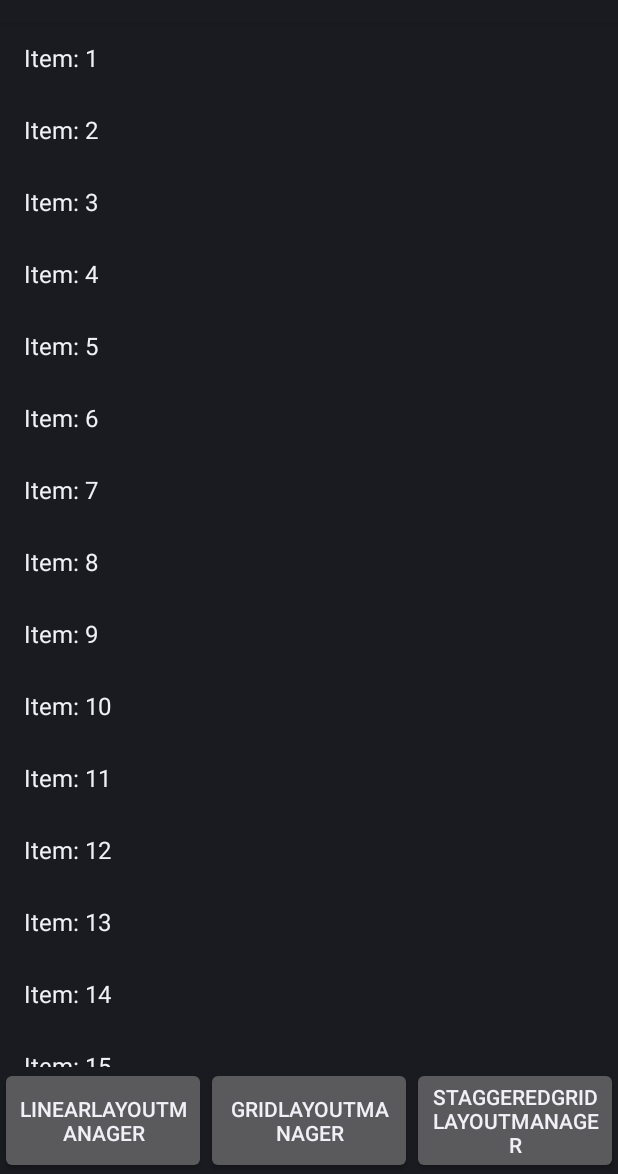
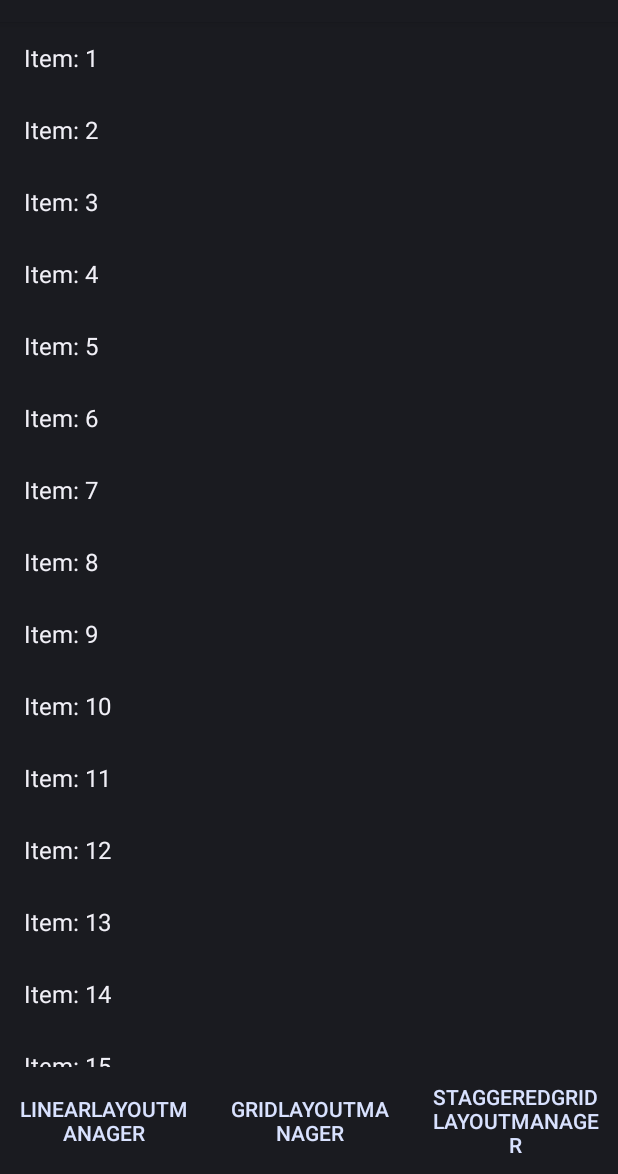
Before and after one commit to yasevich/endless-recycler-view, an Android app: the screen it shows after launch (MainActivity), on a phone screen of 412 x 824 dp, the part 62-1236 px from its top. Run offline under Robolectric (Android 15) with nearby library versions, the phone set to English and light mode, and no system bars.

Commit message:
Replace support library with androidx

```diff
--- a/app/src/main/java/com/github/yasevich/endlessrecyclerview/sample/MainActivity.java
+++ b/app/src/main/java/com/github/yasevich/endlessrecyclerview/sample/MainActivity.java
@@ -1,5 +1,5 @@
 /*
- * Copyright 2015 Slava Yasevich
+ * Copyright 2018 Slava Yasevich
  *
  * Licensed under the Apache License, Version 2.0 (the "License");
  * you may not use this file except in compliance with the License.
@@ -19,17 +19,18 @@ package com.github.yasevich.endlessrecyclerview.sample;
 import android.app.Activity;
 import android.os.Bundle;
 import android.os.Handler;
-import android.support.annotation.NonNull;
-import android.support.v7.widget.GridLayoutManager;
-import android.support.v7.widget.LinearLayoutManager;
-import android.support.v7.widget.RecyclerView;
-import android.support.v7.widget.StaggeredGridLayoutManager;
 import android.view.LayoutInflater;
 import android.view.View;
 import android.view.ViewGroup;
 import android.widget.TextView;
 
 import com.github.yasevich.endlessrecyclerview.EndlessRecyclerView;
+
+import androidx.annotation.NonNull;
+import androidx.recyclerview.widget.GridLayoutManager;
+import androidx.recyclerview.widget.LinearLayoutManager;
+import androidx.recyclerview.widget.RecyclerView;
+import androidx.recyclerview.widget.StaggeredGridLayoutManager;
 
 /**
  * @author Slava Yasevich
@@ -51,7 +52,7 @@ public final class MainActivity extends Activity implements EndlessRecyclerView.
         super.onCreate(savedInstanceState);
         setContentView(R.layout.activity_main);
 
-        list = (EndlessRecyclerView) findViewById(android.R.id.list);
+        list = findViewById(android.R.id.list);
         list.setLayoutManager(new LinearLayoutManager(this));
         list.setProgressView(R.layout.item_progress);
         list.setAdapter(adapter);
@@ -126,7 +127,7 @@ public final class MainActivity extends Activity implements EndlessRecyclerView.
         private int count;
 
         @Override
-        public ViewHolder onCreateViewHolder(ViewGroup parent, int viewType) {
+        public ViewHolder onCreateViewHolder(@NonNull ViewGroup parent, int viewType) {
             return new ViewHolder(LayoutInflater.from(parent.getContext()), parent);
         }
 
@@ -140,7 +141,7 @@ public final class MainActivity extends Activity implements EndlessRecyclerView.
             return count;
         }
 
-        public void setCount(int count) {
+        void setCount(int count) {
             this.count = count;
             notifyDataSetChanged();
         }
@@ -150,9 +151,9 @@ public final class MainActivity extends Activity implements EndlessRecyclerView.
 
         public final TextView text;
 
-        public ViewHolder(LayoutInflater inflater, ViewGroup parent) {
+        ViewHolder(LayoutInflater inflater, ViewGroup parent) {
             super(inflater.inflate(android.R.layout.simple_list_item_1, parent, false));
-            text = (TextView) itemView.findViewById(android.R.id.text1);
+            text = itemView.findViewById(android.R.id.text1);
         }
     }
 }
--- a/app/src/main/res/layout/activity_main.xml
+++ b/app/src/main/res/layout/activity_main.xml
@@ -1,6 +1,6 @@
 <?xml version="1.0" encoding="utf-8"?>
 <!--
-  ~ Copyright 2015 Slava Yasevich
+  ~ Copyright 2018 Slava Yasevich
   ~
   ~ Licensed under the Apache License, Version 2.0 (the "License");
   ~ you may not use this file except in compliance with the License.
@@ -30,11 +30,13 @@
         android:layout_weight="1"/>
 
     <LinearLayout
+        style="?android:attr/buttonBarStyle"
         android:layout_width="match_parent"
         android:layout_height="wrap_content"
         android:orientation="horizontal">
 
         <Button
+            style="?android:attr/buttonBarButtonStyle"
             android:id="@android:id/button1"
             android:layout_width="match_parent"
             android:layout_height="match_parent"
@@ -43,6 +45,7 @@
             tools:ignore="HardcodedText" />
 
         <Button
+            style="?android:attr/buttonBarButtonStyle"
             android:id="@android:id/button2"
             android:layout_width="match_parent"
             android:layout_height="match_parent"
@@ -51,6 +54,7 @@
             tools:ignore="HardcodedText"/>
 
         <Button
+            style="?android:attr/buttonBarButtonStyle"
             android:id="@android:id/button3"
             android:layout_width="match_parent"
             android:layout_height="match_parent"
--- a/app/src/main/res/layout/item_progress.xml
+++ b/app/src/main/res/layout/item_progress.xml
@@ -1,6 +1,6 @@
 <?xml version="1.0" encoding="utf-8"?>
 <!--
-  ~ Copyright 2015 Slava Yasevich
+  ~ Copyright 2018 Slava Yasevich
   ~
   ~ Licensed under the Apache License, Version 2.0 (the "License");
   ~ you may not use this file except in compliance with the License.
--- a/app/src/main/res/values/strings.xml
+++ b/app/src/main/res/values/strings.xml
@@ -1,5 +1,5 @@
 <!--
-  ~ Copyright 2015 Slava Yasevich
+  ~ Copyright 2018 Slava Yasevich
   ~
   ~ Licensed under the Apache License, Version 2.0 (the "License");
   ~ you may not use this file except in compliance with the License.
--- a/library/src/main/java/com/github/yasevich/endlessrecyclerview/EndlessRecyclerView.java
+++ b/library/src/main/java/com/github/yasevich/endlessrecyclerview/EndlessRecyclerView.java
@@ -1,5 +1,5 @@
 /*
- * Copyright 2015 Slava Yasevich
+ * Copyright 2018 Slava Yasevich
  *
  * Licensed under the Apache License, Version 2.0 (the "License");
  * you may not use this file except in compliance with the License.
@@ -18,15 +18,16 @@ package com.github.yasevich.endlessrecyclerview;
 
 import android.content.Context;
 import android.os.Handler;
-import android.support.annotation.NonNull;
-import android.support.annotation.Nullable;
-import android.support.v7.widget.LinearLayoutManager;
-import android.support.v7.widget.RecyclerView;
-import android.support.v7.widget.StaggeredGridLayoutManager;
 import android.util.AttributeSet;
 import android.view.LayoutInflater;
 import android.view.View;
 import android.view.ViewGroup;
+
+import androidx.annotation.NonNull;
+import androidx.annotation.Nullable;
+import androidx.recyclerview.widget.LinearLayoutManager;
+import androidx.recyclerview.widget.RecyclerView;
+import androidx.recyclerview.widget.StaggeredGridLayoutManager;
 
 /**
  * {@code EndlessRecyclerView} lets you load new pages when a user scrolls down to the bottom of a
@@ -194,7 +195,7 @@ public final class EndlessRecyclerView extends RecyclerView {
         @NonNull
         private final LayoutManagerResolver resolver;
 
-        public LayoutManagerWrapper(@NonNull LayoutManager layoutManager) {
+        LayoutManagerWrapper(@NonNull LayoutManager layoutManager) {
             this.layoutManager = layoutManager;
             this.resolver = getResolver(layoutManager);
         }
@@ -229,7 +230,7 @@ public final class EndlessRecyclerView extends RecyclerView {
             }
         }
 
-        public int findLastVisibleItemPosition() {
+        int findLastVisibleItemPosition() {
             return resolver.findLastVisibleItemPosition(layoutManager);
         }
 
@@ -244,7 +245,7 @@ public final class EndlessRecyclerView extends RecyclerView {
 
         private int threshold = 1;
 
-        public EndlessScrollListener(Pager pager) {
+        EndlessScrollListener(Pager pager) {
             if (pager == null) {
                 throw new NullPointerException("pager is null");
             }
@@ -252,9 +253,12 @@ public final class EndlessRecyclerView extends RecyclerView {
         }
 
         @Override
-        public void onScrolled(RecyclerView recyclerView, int dx, int dy) {
-            int lastVisibleItemPosition = layoutManagerWrapper.findLastVisibleItemPosition();
-            int lastItemPosition = getAdapter().getItemCount();
+        public void onScrolled(@NonNull RecyclerView recyclerView, int dx, int dy) {
+            final Adapter adapter = getAdapter();
+            if (adapter == null) return;
+
+            final int lastVisibleItemPosition = layoutManagerWrapper.findLastVisibleItemPosition();
+            final int lastItemPosition = adapter.getItemCount();
 
             if (pager.shouldLoad() && lastItemPosition - lastVisibleItemPosition <= threshold) {
                 setRefreshing(true);
@@ -262,7 +266,7 @@ public final class EndlessRecyclerView extends RecyclerView {
             }
         }
 
-        public void setThreshold(int threshold) {
+        void setThreshold(int threshold) {
             if (threshold <= 0) {
                 throw new IllegalArgumentException("illegal threshold: " + threshold);
             }
@@ -278,7 +282,7 @@ public final class EndlessRecyclerView extends RecyclerView {
 
         private ProgressViewHolder progressViewHolder;
 
-        public AdapterWrapper(Adapter<ViewHolder> adapter) {
+        AdapterWrapper(Adapter<ViewHolder> adapter) {
             if (adapter == null) {
                 throw new NullPointerException("adapter is null");
             }
@@ -303,37 +307,38 @@ public final class EndlessRecyclerView extends RecyclerView {
         }
 
         @Override
-        public void onAttachedToRecyclerView(RecyclerView recyclerView) {
+        public void onAttachedToRecyclerView(@NonNull RecyclerView recyclerView) {
             super.onAttachedToRecyclerView(recyclerView);
             adapter.onAttachedToRecyclerView(recyclerView);
         }
 
         @Override
-        public void onBindViewHolder(ViewHolder holder, int position) {
+        public void onBindViewHolder(@NonNull ViewHolder holder, int position) {
             if (position < adapter.getItemCount()) {
                 adapter.onBindViewHolder(holder, position);
             }
         }
 
+        @NonNull
         @Override
-        public ViewHolder onCreateViewHolder(ViewGroup parent, int viewType) {
+        public ViewHolder onCreateViewHolder(@NonNull ViewGroup parent, int viewType) {
             return viewType == PROGRESS_VIEW_TYPE ? progressViewHolder = new ProgressViewHolder() :
                     adapter.onCreateViewHolder(parent, viewType);
         }
 
         @Override
-        public void onDetachedFromRecyclerView(RecyclerView recyclerView) {
+        public void onDetachedFromRecyclerView(@NonNull RecyclerView recyclerView) {
             super.onDetachedFromRecyclerView(recyclerView);
             adapter.onDetachedFromRecyclerView(recyclerView);
         }
 
         @Override
-        public boolean onFailedToRecycleView(ViewHolder holder) {
+        public boolean onFailedToRecycleView(@NonNull ViewHolder holder) {
             return holder == progressViewHolder || adapter.onFailedToRecycleView(holder);
         }
 
         @Override
-        public void onViewAttachedToWindow(ViewHolder holder) {
+        public void onViewAttachedToWindow(@NonNull ViewHolder holder) {
             if (holder == progressViewHolder) {
                 return;
             }
@@ -341,7 +346,7 @@ public final class EndlessRecyclerView extends RecyclerView {
         }
 
         @Override
-        public void onViewDetachedFromWindow(ViewHolder holder) {
+        public void onViewDetachedFromWindow(@NonNull ViewHolder holder) {
             if (holder == progressViewHolder) {
                 return;
             }
@@ -349,7 +354,7 @@ public final class EndlessRecyclerView extends RecyclerView {
         }
 
         @Override
-        public void onViewRecycled(ViewHolder holder) {
+        public void onViewRecycled(@NonNull ViewHolder holder) {
             if (holder == progressViewHolder) {
                 return;
             }
@@ -357,23 +362,23 @@ public final class EndlessRecyclerView extends RecyclerView {
         }
 
         @Override
-        public void registerAdapterDataObserver(AdapterDataObserver observer) {
+        public void registerAdapterDataObserver(@NonNull AdapterDataObserver observer) {
             super.registerAdapterDataObserver(observer);
             adapter.registerAdapterDataObserver(observer);
         }
 
         @Override
-        public void unregisterAdapterDataObserver(AdapterDataObserver observer) {
+        public void unregisterAdapterDataObserver(@NonNull AdapterDataObserver observer) {
             super.unregisterAdapterDataObserver(observer);
             adapter.unregisterAdapterDataObserver(observer);
         }
 
-        public Adapter<ViewHolder> getAdapter() {
+        Adapter<ViewHolder> getAdapter() {
             return adapter;
         }
 
         private final class ProgressViewHolder extends ViewHolder {
-            public ProgressViewHolder() {
+            ProgressViewHolder() {
                 super(progressView);
             }
         }
```
Also changed, not shown: app/build.gradle (+18 -3 lines), app/src/main/AndroidManifest.xml (+20 -2 lines), build.gradle (+22 -5 lines), library/build.gradle (+21 -5 lines), library/src/main/AndroidManifest.xml (+16 -0 lines), settings.gradle (+16 -0 lines), gradle/wrapper/gradle-wrapper.properties, 2 other files.
